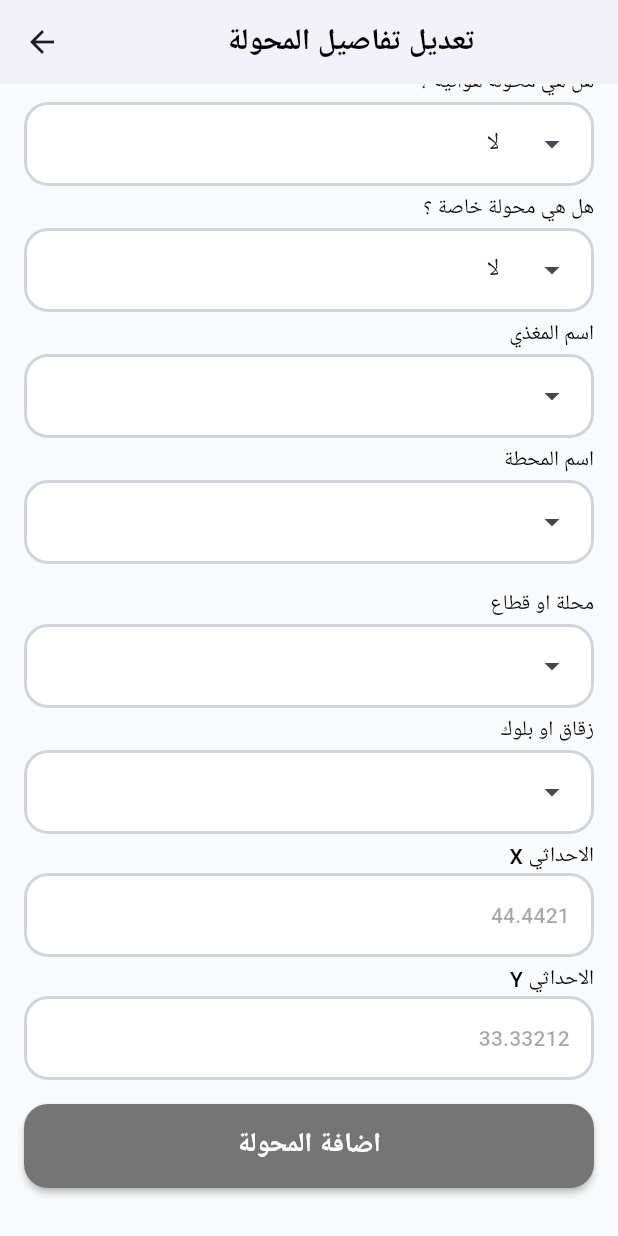
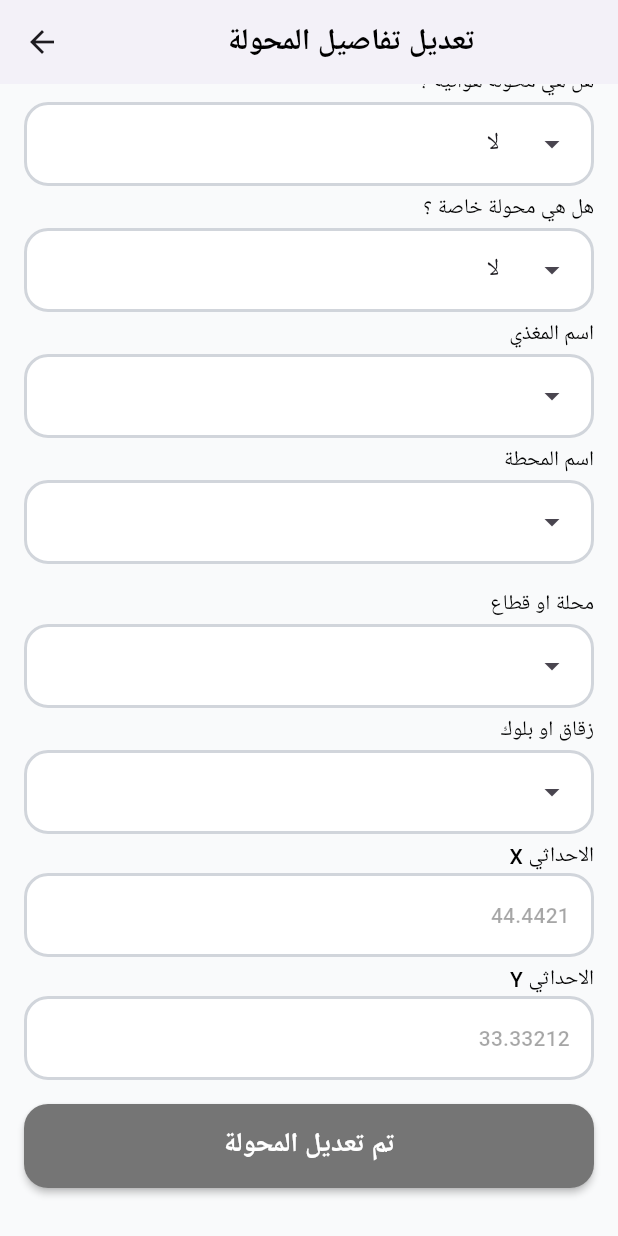
Before and after one commit to jalalcheff/gis_helper, a Flutter app: the DataEditScreen screen opened directly with empty values, scrolled down 276 dp, on a phone screen of 412 x 824 dp. Run offline on Flutter 3.47's test engine with Material 3 defaults, Android fonts, the light colour scheme and no system bars; our stand-ins replace bloc, cloud_firestore, firebase_auth, firebase_core, fl_chart, flutter_bloc and 4 more; missing offline and left inert: dart:ffi; accounts and stored records are empty.

Commit message:
finish modify transformer screen

```diff
--- a/lib/presentation/screen/data_edit_Screen/data_edit_screen.dart
+++ b/lib/presentation/screen/data_edit_Screen/data_edit_screen.dart
@@ -153,6 +153,7 @@ class _DataEditScreenState extends State<DataEditScreen> {
                             "${transformer.transformerName} ${transformer.transformerSerialNumber}");
                         print(
                             "data inside transformer capacity ${transformerDataController[2].text}");
+                        Navigator.pop(context);
                       },
                       color: areAllFieldsValid
                           ? Color(styleConstants.colorBlack)
@@ -164,7 +165,7 @@ class _DataEditScreenState extends State<DataEditScreen> {
                           borderRadius: BorderRadius.circular(
                               styleConstants.extraLargeDp)),
                       child: Text(
-                        "اضافة المحولة",
+                        "تم تعديل المحولة",
                         style: Theme.of(context)
                             .textTheme
                             .titleLarge
```
